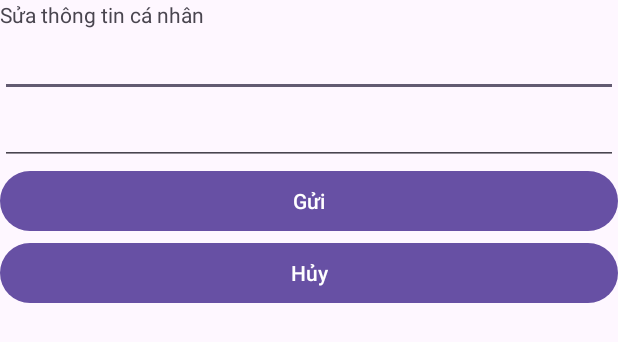
After one commit to emcasa214/N03_QuanLyChiTieu, an Android app: the layout dialog_changeinfo.xml on its own in the app's theme, with its tools: preview values and no code run, on a phone screen of 412 x 824 dp. The commit adds this screen. Shown: the top 342 px of the screen. Run offline under Robolectric (Android 15) with nearby library versions, the phone set to English and light mode, and no system bars.

Commit message:
update change userinfo

```diff
--- a/app/build.gradle
+++ b/app/build.gradle
@@ -52,7 +52,7 @@ dependencies {
     implementation libs.navigation.fragment
     implementation libs.navigation.ui
     implementation 'com.github.yukuku:ambilwarna:2.0.1'
-    implementation 'com.sun.mail:android-mail:1.6.7'
+    implementation 'com.sun.mail:android-mail:1.6.7'  // Gửi email
     implementation 'com.sun.mail:android-activation:1.6.7'
     testImplementation libs.junit
     androidTestImplementation libs.ext.junit
--- /dev/null
+++ b/app/src/main/res/layout/dialog_changeinfo.xml
@@ -0,0 +1,45 @@
+<?xml version="1.0" encoding="utf-8"?>
+<androidx.constraintlayout.widget.ConstraintLayout xmlns:android="http://schemas.android.com/apk/res/android"
+    android:layout_width="match_parent"
+    android:layout_height="match_parent">
+
+    <LinearLayout
+        android:layout_width="match_parent"
+        android:layout_height="match_parent"
+        android:orientation="vertical">
+
+        <TextView
+            android:id="@+id/textView2"
+            android:layout_width="match_parent"
+            android:layout_height="wrap_content"
+            android:text="Sửa thông tin cá nhân" />
+
+        <EditText
+            android:id="@+id/edChangeName"
+            android:layout_width="match_parent"
+            android:layout_height="wrap_content"
+            android:ems="10"
+            android:inputType="text"
+            android:hint="" />
+
+        <EditText
+            android:id="@+id/edChangeGmail"
+            android:layout_width="match_parent"
+            android:layout_height="wrap_content"
+            android:ems="10"
+            android:inputType="text"
+            android:hint="" />
+
+        <Button
+            android:id="@+id/btnGui"
+            android:layout_width="match_parent"
+            android:layout_height="wrap_content"
+            android:text="Gửi" />
+
+        <Button
+            android:id="@+id/btnHuy"
+            android:layout_width="match_parent"
+            android:layout_height="wrap_content"
+            android:text="Hủy" />
+    </LinearLayout>
+</androidx.constraintlayout.widget.ConstraintLayout>
```
Also changed, not shown: app/src/main/java/com/example/n03_quanlychitieu/db/DatabaseHelper.java (+51 -0 lines), app/src/main/java/com/example/n03_quanlychitieu/ui/user/UserProfileActivity.java (+119 -5 lines), app/src/main/res/layout/activity_user_profile.xml (+8 -8 lines), app/src/main/res/layout/dialog_confirmpassword.xml (added, +37 -0 lines).
